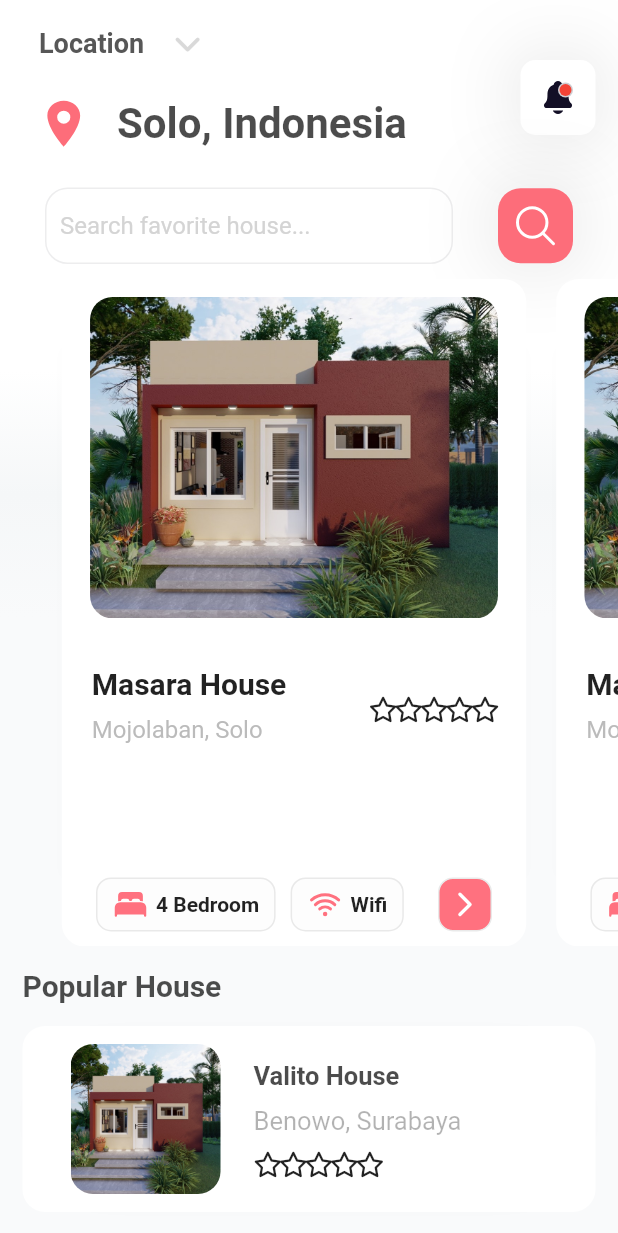
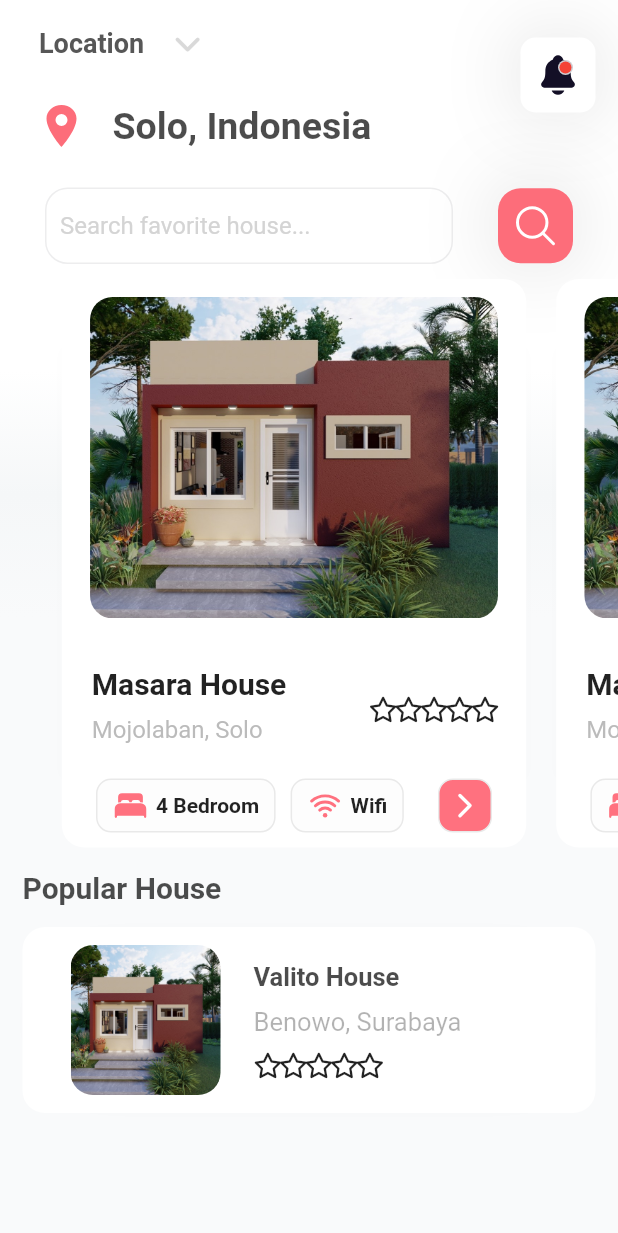
Before and after one commit to samuel005005/rentApp, a Flutter app: the screen it shows after launch, on a phone screen of 412 x 824 dp. Shown: the top 1233 px of the screen. Run offline on Flutter 3.47's test engine with Material 2 defaults, Android fonts, the light colour scheme and no system bars; our stand-ins replace font_awesome_flutter, ionicons; Roboto replaces fonts that are missing (Alilato Arabic Regular).

Commit message:
resposive 1

```diff
--- a/lib/src/ui/home/home_screen.dart
+++ b/lib/src/ui/home/home_screen.dart
@@ -6,7 +6,7 @@ import 'package:rest_house_rd/src/ui/home/widgets/icon_notification.dart';
 import 'package:rest_house_rd/src/ui/home/widgets/location.dart';
 import 'package:rest_house_rd/src/ui/home/widgets/post.dart';
 import 'package:rest_house_rd/src/ui/home/widgets/search.dart';
-import 'package:rest_house_rd/src/ui/home/widgets/text_location.dart';
+import 'package:rest_house_rd/src/ui/widgets/my_dropdrown.dart';
 import 'package:rest_house_rd/src/ui/widgets/rating.dart';
 
 class HomeScreen extends StatelessWidget {
@@ -14,8 +14,9 @@ class HomeScreen extends StatelessWidget {
   @override
   Widget build(BuildContext context) {
     final screen = MediaQuery.of(context).size;
+    final _height = screen.height;
+    print(_height);
     return Scaffold(
-      resizeToAvoidBottomInset: false,
       body: Container(
         decoration: const BoxDecoration(
           gradient: LinearGradient(
@@ -36,28 +37,48 @@ class HomeScreen extends StatelessWidget {
               Column(
                 children: [
                   Stack(
-                    children: const [
-                      SizedBox(height: 100),
-                      TextLocation(textLocation: "Location"),
-                      IconNotification(),
-                      Location(
-                        locationText: "Solo, Indonesia",
+                    children: [
+                      SizedBox(
+                          width: double.infinity,
+                          height: _height > 411 ? 100 : 80),
+                      const Padding(
+                        padding: EdgeInsets.all(10.0),
+                        child: MyDropdown(
+                          text: "Location",
+                          fontSize: 18,
+                          width: 140,
+                          iconSize: 18,
+                        ),
+                      ),
+                      const Positioned(
+                        top: 25,
+                        right: 15,
+                        child: IconNotification(iconSize: 30),
+                      ),
+                      const Positioned(
+                        bottom: 0,
+                        child: Location(
+                          locationText: "Solo, Indonesia",
+                          iconSize: 32,
+                        ),
                       )
                     ],
                   ),
                   const SizedBox(height: 25),
-                  const Search(placeHolder: 'Search favorite house...'),
+                  const Search(
+                      placeHolder: 'Search favorite house...', iconSize: 32),
                   const SizedBox(height: 10),
                 ],
               ),
               Flexible(
                 fit: FlexFit.tight,
                 child: ListView(
+                  physics: const BouncingScrollPhysics(),
                   shrinkWrap: true,
                   children: [
                     SizedBox(
                       width: screen.width,
-                      height: screen.height * .54,
+                      height: screen.height * .46,
                       child: PageView(
                         physics: const BouncingScrollPhysics(),
                         controller: PageController(
--- a/lib/src/ui/home/widgets/icon_notification.dart
+++ b/lib/src/ui/home/widgets/icon_notification.dart
@@ -2,18 +2,20 @@ import 'package:flutter/material.dart';
 import 'package:ionicons/ionicons.dart';
 
 class IconNotification extends StatelessWidget {
-  const IconNotification({super.key});
-
+  final double iconSize;
+  const IconNotification({super.key, required this.iconSize});
+  final _sizeIconRed = .266666667;
+  final _sizeIconGrey = .333333333;
+  final _sizeBackground = 1.666666667;
+  final _positionIconRed = .533333333;
+  final _positionIconGrey = .5;
   @override
   Widget build(BuildContext context) {
-    return Positioned(
-      top: 40,
-      right: 15,
-      child: Row(
+    return Row(
       children: [
         Container(
-            width: 50,
-            height: 50,
+          width: iconSize * _sizeBackground,
+          height: iconSize * _sizeBackground,
           decoration: BoxDecoration(
             color: Colors.white,
             borderRadius: BorderRadius.circular(10),
@@ -30,18 +32,18 @@ class IconNotification extends StatelessWidget {
             children: [
               Container(
                 alignment: Alignment.center,
-                  child: const Icon(
+                child: Icon(
                   Ionicons.notifications,
-                    size: 25,
-                    color: Color(0xff130f26),
+                  size: iconSize,
+                  color: const Color(0xff130f26),
                 ),
               ),
               Positioned(
-                  top: 15,
-                  right: 15,
+                top: iconSize * _positionIconGrey,
+                right: iconSize * _positionIconGrey,
                 child: Container(
-                    width: 10,
-                    height: 10,
+                  width: iconSize * _sizeIconGrey,
+                  height: iconSize * _sizeIconGrey,
                   decoration: BoxDecoration(
                     borderRadius: BorderRadius.circular(30),
                     color: const Color(0xffcecdd2),
@@ -49,12 +51,12 @@ class IconNotification extends StatelessWidget {
                 ),
               ),
               Positioned(
-                  top: 16,
-                  right: 16,
+                top: iconSize * _positionIconRed,
+                right: iconSize * _positionIconRed,
                 child: Container(
                   alignment: Alignment.center,
-                    width: 8,
-                    height: 8,
+                  width: iconSize * _sizeIconRed,
+                  height: iconSize * _sizeIconRed,
                   decoration: BoxDecoration(
                     borderRadius: BorderRadius.circular(30),
                     color: Colors.red,
@@ -65,7 +67,6 @@ class IconNotification extends StatelessWidget {
           ),
         ),
       ],
-      ),
     );
   }
 }
--- a/lib/src/ui/home/widgets/location.dart
+++ b/lib/src/ui/home/widgets/location.dart
@@ -3,36 +3,36 @@ import 'package:ionicons/ionicons.dart';
 
 class Location extends StatelessWidget {
   final String locationText;
-  const Location({super.key, required this.locationText});
-
+  final double iconSize;
+  const Location(
+      {super.key, required this.locationText, required this.iconSize});
+  final double _sizeText = 0.78125;
+  final double _space = 0.5625;
   @override
   Widget build(BuildContext context) {
-    return Positioned(
-      bottom: 0,
-      child: Row(
+    return Row(
       children: [
         Padding(
           padding: const EdgeInsets.symmetric(horizontal: 25.0),
           child: Row(
             children: [
-                const Icon(
+              Icon(
                 Ionicons.location_sharp,
-                  size: 35,
-                  color: Color(0xfffd6d7a),
+                size: iconSize,
+                color: const Color(0xfffd6d7a),
               ),
-                const SizedBox(width: 18),
+              SizedBox(width: iconSize * _space),
               Text(
                 locationText,
                 style: TextStyle(
                     color: Colors.black.withOpacity(.7),
-                      fontSize: 28,
+                    fontSize: iconSize * _sizeText,
                     fontWeight: FontWeight.bold),
               )
             ],
           ),
         ),
       ],
-      ),
     );
   }
 }
--- a/lib/src/ui/home/widgets/search.dart
+++ b/lib/src/ui/home/widgets/search.dart
@@ -3,20 +3,21 @@ import 'package:ionicons/ionicons.dart';
 
 class Search extends StatelessWidget {
   final String placeHolder;
+  final double iconSize;
 
-  const Search({super.key, required this.placeHolder});
-
+  const Search({super.key, required this.placeHolder, required this.iconSize});
+  final double _sizebutton = 1.5625;
   @override
   Widget build(BuildContext context) {
     return Row(
       children: [
-        const SizedBox(width: 30),
+        SizedBox(width: iconSize * 0.9375),
         Flexible(
           child: TextField(
             cursorColor: const Color(0xfffd6d7a),
             decoration: InputDecoration(
-              contentPadding:
-                  const EdgeInsets.symmetric(vertical: 16, horizontal: 10),
+              contentPadding: EdgeInsets.symmetric(
+                  vertical: iconSize * 0.5, horizontal: iconSize * 0.3125),
               enabledBorder: OutlineInputBorder(
                 borderRadius: BorderRadius.circular(15),
                 borderSide: const BorderSide(
@@ -46,8 +47,8 @@ class Search extends StatelessWidget {
         ),
         const SizedBox(width: 30),
         Container(
-          width: 50,
-          height: 50,
+          width: iconSize * _sizebutton,
+          height: iconSize * _sizebutton,
           decoration: BoxDecoration(
             color: const Color(0xfffd6d7a),
             borderRadius: BorderRadius.circular(15),
@@ -62,14 +63,14 @@ class Search extends StatelessWidget {
           ),
           child: Container(
             alignment: Alignment.center,
-            child: const Icon(
+            child: Icon(
               Ionicons.search_outline,
-              size: 32,
+              size: iconSize,
               color: Colors.white,
             ),
           ),
         ),
-        const SizedBox(width: 30),
+        SizedBox(width: iconSize * 0.9375),
       ],
     );
   }
--- a/lib/src/ui/home/widgets/text_location.dart
+++ /dev/null
@@ -1,21 +0,0 @@
-import 'package:flutter/material.dart';
-import 'package:rest_house_rd/src/ui/widgets/my_dropdrown.dart';
-
-class TextLocation extends StatelessWidget {
-  final String textLocation;
-  const TextLocation({super.key, required this.textLocation});
-
-  @override
-  Widget build(BuildContext context) {
-    return Positioned(
-      child: Row(
-        children: [
-          Padding(
-            padding: const EdgeInsets.all(10.0),
-            child: MyDropdown(text: textLocation),
-          ),
-        ],
-      ),
-    );
-  }
-}
--- a/lib/src/ui/widgets/my_dropdrown.dart
+++ b/lib/src/ui/widgets/my_dropdrown.dart
@@ -3,7 +3,15 @@ import 'package:font_awesome_flutter/font_awesome_flutter.dart';
 
 class MyDropdown extends StatefulWidget {
   final String text;
-  const MyDropdown({super.key, required this.text});
+  final double fontSize;
+  final double width;
+  final double iconSize;
+  const MyDropdown(
+      {super.key,
+      required this.text,
+      required this.fontSize,
+      required this.width,
+      required this.iconSize});
 
   @override
   State<MyDropdown> createState() => _MyDropdownState();
@@ -15,7 +23,7 @@ class _MyDropdownState extends State<MyDropdown> {
     return GestureDetector(
       onTap: () {},
       child: Container(
-        width: 140,
+        width: widget.width,
         decoration: BoxDecoration(
           borderRadius: BorderRadius.circular(8),
         ),
@@ -24,17 +32,17 @@ class _MyDropdownState extends State<MyDropdown> {
           children: <Widget>[
             Text(
               widget.text,
-              style: const TextStyle(
-                  color: Color(0xff575757),
-                  fontSize: 18,
+              style: TextStyle(
+                  color: const Color(0xff575757),
+                  fontSize: widget.fontSize,
                   fontWeight: FontWeight.w600,
                   fontFamily: 'Alilato Arabic Regular'),
             ),
             const Spacer(),
-            const Icon(
+            Icon(
               FontAwesomeIcons.chevronDown,
-              color: Color(0xffd9d9d9),
-              size: 18,
+              color: const Color(0xffd9d9d9),
+              size: widget.iconSize,
             ),
           ],
         ),
```
Lines whose indentation alone changed are shown as unchanged.
